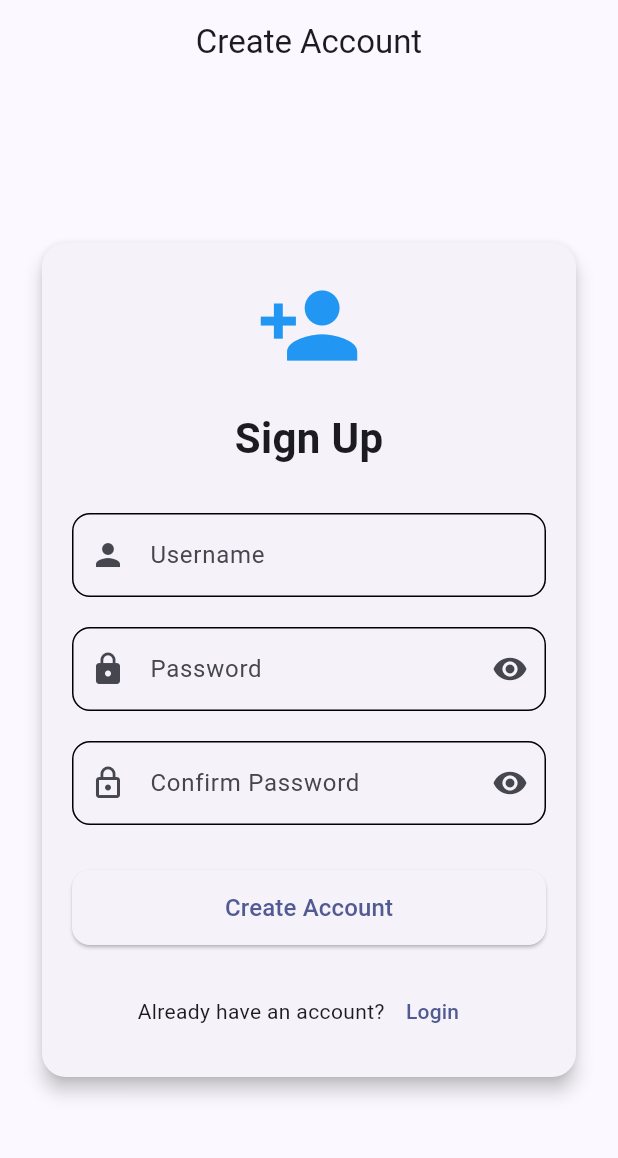
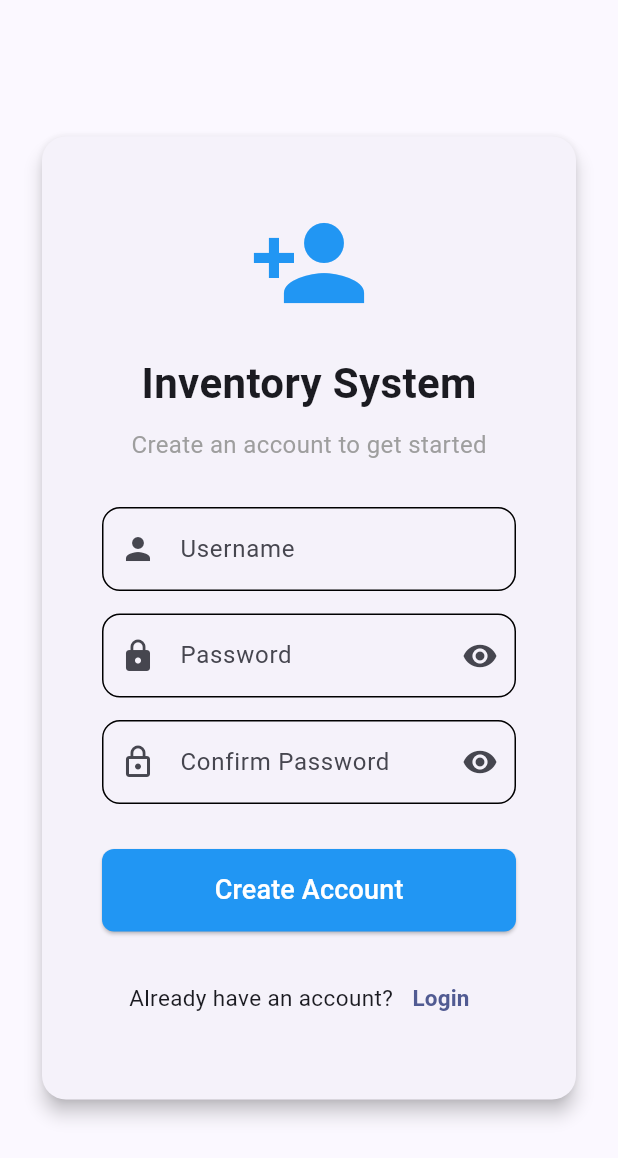
Before and after one commit to Abdulhanan-web/Hamza_toys_inventory_system, a Flutter app: the screen it shows after launch, after a tap on "Login", after a tap on "Sign Up", on a phone screen of 412 x 824 dp. Shown: the top 1158 px of the screen. Run offline on Flutter 3.47's test engine with Material 3 defaults, Android fonts, the phone set to English and light mode, and no system bars; our stand-ins replace sqflite, sqflite_common_ffi; accounts and stored records are empty.

Commit message:
redesigned login and signup page

```diff
--- a/lib/screens/login_screen.dart
+++ b/lib/screens/login_screen.dart
@@ -15,10 +15,8 @@ class LoginScreen extends StatefulWidget {
 class _LoginScreenState extends State<LoginScreen> {
   final _formKey = GlobalKey<FormState>();
 
-  final TextEditingController _usernameController =
-  TextEditingController();
-  final TextEditingController _passwordController =
-  TextEditingController();
+  final TextEditingController _usernameController = TextEditingController();
+  final TextEditingController _passwordController = TextEditingController();
 
   bool _obscurePassword = true;
   bool _isLoading = false;
@@ -95,34 +93,30 @@ class _LoginScreenState extends State<LoginScreen> {
   @override
   Widget build(BuildContext context) {
     return Scaffold(
-      appBar: AppBar(
-        title: const Text("Login"),
-        centerTitle: true,
-        automaticallyImplyLeading: false,
-      ),
       body: Center(
         child: SingleChildScrollView(
           padding: const EdgeInsets.all(24),
+          child: SizedBox(
+            width: 450,
+            height: 650,
             child: Card(
               elevation: 5,
               shape: RoundedRectangleBorder(
                 borderRadius: BorderRadius.circular(16),
               ),
               child: Padding(
-              padding: const EdgeInsets.all(20),
+                padding: const EdgeInsets.all(40),
                 child: Form(
                   key: _formKey,
                   child: Column(
-                  mainAxisSize: MainAxisSize.min,
+                    mainAxisAlignment: MainAxisAlignment.center,
                     children: [
                       const Icon(
                         Icons.inventory_2,
                         color: Colors.blue,
                         size: 80,
                       ),
-
                       const SizedBox(height: 20),
-
                       const Text(
                         "Inventory System",
                         style: TextStyle(
@@ -130,18 +124,15 @@ class _LoginScreenState extends State<LoginScreen> {
                           fontWeight: FontWeight.bold,
                         ),
                       ),
-
                       const SizedBox(height: 10),
-
                       const Text(
                         "Login to continue",
                         style: TextStyle(
                           color: Colors.grey,
+                          fontSize: 16,
                         ),
                       ),
-
-                    const SizedBox(height: 30),
-
+                      const SizedBox(height: 40),
                       TextFormField(
                         controller: _usernameController,
                         decoration: const InputDecoration(
@@ -156,9 +147,7 @@ class _LoginScreenState extends State<LoginScreen> {
                           return null;
                         },
                       ),
-
                       const SizedBox(height: 20),
-
                       TextFormField(
                         controller: _passwordController,
                         obscureText: _obscurePassword,
@@ -186,14 +175,19 @@ class _LoginScreenState extends State<LoginScreen> {
                           return null;
                         },
                       ),
-
-                    const SizedBox(height: 30),
-
+                      const SizedBox(height: 40),
                       SizedBox(
                         width: double.infinity,
-                      height: 50,
+                        height: 55,
                         child: ElevatedButton(
                           onPressed: _isLoading ? null : _login,
+                          style: ElevatedButton.styleFrom(
+                            backgroundColor: Colors.blue,
+                            foregroundColor: Colors.white,
+                            shape: RoundedRectangleBorder(
+                              borderRadius: BorderRadius.circular(8),
+                            ),
+                          ),
                           child: _isLoading
                               ? const SizedBox(
                                   height: 22,
@@ -209,13 +203,11 @@ class _LoginScreenState extends State<LoginScreen> {
                                 ),
                         ),
                       ),
-
-                    const SizedBox(height: 20),
-
+                      const SizedBox(height: 30),
                       Row(
                         mainAxisAlignment: MainAxisAlignment.center,
                         children: [
-                        const Text("Don't have an account?"),
+                          const Text("Don't have an account?", style: TextStyle(fontSize: 15)),
                           TextButton(
                             onPressed: () {
                               Navigator.pushReplacement(
@@ -225,7 +217,7 @@ class _LoginScreenState extends State<LoginScreen> {
                                 ),
                               );
                             },
-                          child: const Text("Sign Up"),
+                            child: const Text("Sign Up", style: TextStyle(fontSize: 15, fontWeight: FontWeight.bold)),
                           ),
                         ],
                       ),
@@ -236,6 +228,7 @@ class _LoginScreenState extends State<LoginScreen> {
             ),
           ),
         ),
+      ),
     );
   }
 }
--- a/lib/screens/signup_screen.dart
+++ b/lib/screens/signup_screen.dart
@@ -6,7 +6,7 @@ import '../utils/password_helper.dart';
 import 'login_screen.dart';
 
 class SignupScreen extends StatefulWidget {
-  const SignupScreen({Key? key}) : super(key: key);
+  const SignupScreen({super.key});
 
   @override
   State<SignupScreen> createState() => _SignupScreenState();
@@ -15,12 +15,9 @@ class SignupScreen extends StatefulWidget {
 class _SignupScreenState extends State<SignupScreen> {
   final _formKey = GlobalKey<FormState>();
 
-  final TextEditingController _usernameController =
-  TextEditingController();
-  final TextEditingController _passwordController =
-  TextEditingController();
-  final TextEditingController _confirmPasswordController =
-  TextEditingController();
+  final TextEditingController _usernameController = TextEditingController();
+  final TextEditingController _passwordController = TextEditingController();
+  final TextEditingController _confirmPasswordController = TextEditingController();
 
   bool _obscurePassword = true;
   bool _obscureConfirmPassword = true;
@@ -44,8 +41,7 @@ class _SignupScreenState extends State<SignupScreen> {
     try {
       final username = _usernameController.text.trim();
 
-      final exists =
-      await DatabaseHelper.instance.usernameExists(username);
+      final exists = await DatabaseHelper.instance.usernameExists(username);
 
       if (exists) {
         ScaffoldMessenger.of(context).showSnackBar(
@@ -88,10 +84,7 @@ class _SignupScreenState extends State<SignupScreen> {
           builder: (_) => const LoginScreen(),
         ),
       );
-    } catch (e, stackTrace) {
-      print("Signup Error: $e");
-      print(stackTrace);
-
+    } catch (e) {
       ScaffoldMessenger.of(context).showSnackBar(
         SnackBar(
           content: Text("Error: $e"),
@@ -109,44 +102,46 @@ class _SignupScreenState extends State<SignupScreen> {
   @override
   Widget build(BuildContext context) {
     return Scaffold(
-      appBar: AppBar(
-        title: const Text("Create Account"),
-        centerTitle: true,
-        automaticallyImplyLeading: false,
-      ),
       body: Center(
         child: SingleChildScrollView(
           padding: const EdgeInsets.all(24),
+          child: SizedBox(
+            width: 450,
+            height: 650,
             child: Card(
               elevation: 5,
               shape: RoundedRectangleBorder(
                 borderRadius: BorderRadius.circular(16),
               ),
               child: Padding(
-              padding: const EdgeInsets.all(20),
+                padding: const EdgeInsets.all(40),
                 child: Form(
                   key: _formKey,
                   child: Column(
-                  mainAxisSize: MainAxisSize.min,
+                    mainAxisAlignment: MainAxisAlignment.center,
                     children: [
                       const Icon(
                         Icons.person_add,
-                      size: 70,
                         color: Colors.blue,
+                        size: 80,
                       ),
-
                       const SizedBox(height: 20),
-
                       const Text(
-                      "Sign Up",
+                        "Inventory System",
                         style: TextStyle(
                           fontSize: 28,
                           fontWeight: FontWeight.bold,
                         ),
                       ),
-
+                      const SizedBox(height: 10),
+                      const Text(
+                        "Create an account to get started",
+                        style: TextStyle(
+                          color: Colors.grey,
+                          fontSize: 16,
+                        ),
+                      ),
                       const SizedBox(height: 30),
-
                       TextFormField(
                         controller: _usernameController,
                         decoration: const InputDecoration(
@@ -158,17 +153,13 @@ class _SignupScreenState extends State<SignupScreen> {
                           if (value == null || value.trim().isEmpty) {
                             return "Username is required";
                           }
-
                           if (value.trim().length < 3) {
                             return "Username must be at least 3 characters";
                           }
-
                           return null;
                         },
                       ),
-
-                    const SizedBox(height: 20),
-
+                      const SizedBox(height: 15),
                       TextFormField(
                         controller: _passwordController,
                         obscureText: _obscurePassword,
@@ -178,9 +169,7 @@ class _SignupScreenState extends State<SignupScreen> {
                           border: const OutlineInputBorder(),
                           suffixIcon: IconButton(
                             icon: Icon(
-                            _obscurePassword
-                                ? Icons.visibility
-                                : Icons.visibility_off,
+                              _obscurePassword ? Icons.visibility : Icons.visibility_off,
                             ),
                             onPressed: () {
                               setState(() {
@@ -193,17 +182,13 @@ class _SignupScreenState extends State<SignupScreen> {
                           if (value == null || value.isEmpty) {
                             return "Password is required";
                           }
-
                           if (value.length < 6) {
                             return "Password must be at least 6 characters";
                           }
-
                           return null;
                         },
                       ),
-
-                    const SizedBox(height: 20),
-
+                      const SizedBox(height: 15),
                       TextFormField(
                         controller: _confirmPasswordController,
                         obscureText: _obscureConfirmPassword,
@@ -213,14 +198,11 @@ class _SignupScreenState extends State<SignupScreen> {
                           border: const OutlineInputBorder(),
                           suffixIcon: IconButton(
                             icon: Icon(
-                            _obscureConfirmPassword
-                                ? Icons.visibility
-                                : Icons.visibility_off,
+                              _obscureConfirmPassword ? Icons.visibility : Icons.visibility_off,
                             ),
                             onPressed: () {
                               setState(() {
-                              _obscureConfirmPassword =
-                              !_obscureConfirmPassword;
+                                _obscureConfirmPassword = !_obscureConfirmPassword;
                               });
                             },
                           ),
@@ -229,44 +211,45 @@ class _SignupScreenState extends State<SignupScreen> {
                           if (value == null || value.isEmpty) {
                             return "Please confirm your password";
                           }
-
                           if (value != _passwordController.text) {
                             return "Passwords do not match";
                           }
-
                           return null;
                         },
                       ),
-
                       const SizedBox(height: 30),
-
                       SizedBox(
                         width: double.infinity,
-                      height: 50,
+                        height: 55,
                         child: ElevatedButton(
                           onPressed: _isLoading ? null : _signup,
+                          style: ElevatedButton.styleFrom(
+                            backgroundColor: Colors.blue,
+                            foregroundColor: Colors.white,
+                            shape: RoundedRectangleBorder(
+                              borderRadius: BorderRadius.circular(8),
+                            ),
+                          ),
                           child: _isLoading
                               ? const SizedBox(
                                   height: 22,
                                   width: 22,
                                   child: CircularProgressIndicator(
+                                    color: Colors.white,
                                     strokeWidth: 2,
-                            color: Colors.white,
                                   ),
                                 )
                               : const Text(
                                   "Create Account",
-                          style: TextStyle(fontSize: 16),
+                                  style: TextStyle(fontSize: 18),
                                 ),
                         ),
                       ),
-
                       const SizedBox(height: 20),
-
                       Row(
                         mainAxisAlignment: MainAxisAlignment.center,
                         children: [
-                        const Text("Already have an account?"),
+                          const Text("Already have an account?", style: TextStyle(fontSize: 15)),
                           TextButton(
                             onPressed: () {
                               Navigator.pushReplacement(
@@ -276,7 +259,7 @@ class _SignupScreenState extends State<SignupScreen> {
                                 ),
                               );
                             },
-                          child: const Text("Login"),
+                            child: const Text("Login", style: TextStyle(fontSize: 15, fontWeight: FontWeight.bold)),
                           ),
                         ],
                       ),
@@ -287,6 +270,7 @@ class _SignupScreenState extends State<SignupScreen> {
             ),
           ),
         ),
+      ),
     );
   }
 }
```
Lines whose indentation alone changed are shown as unchanged.
